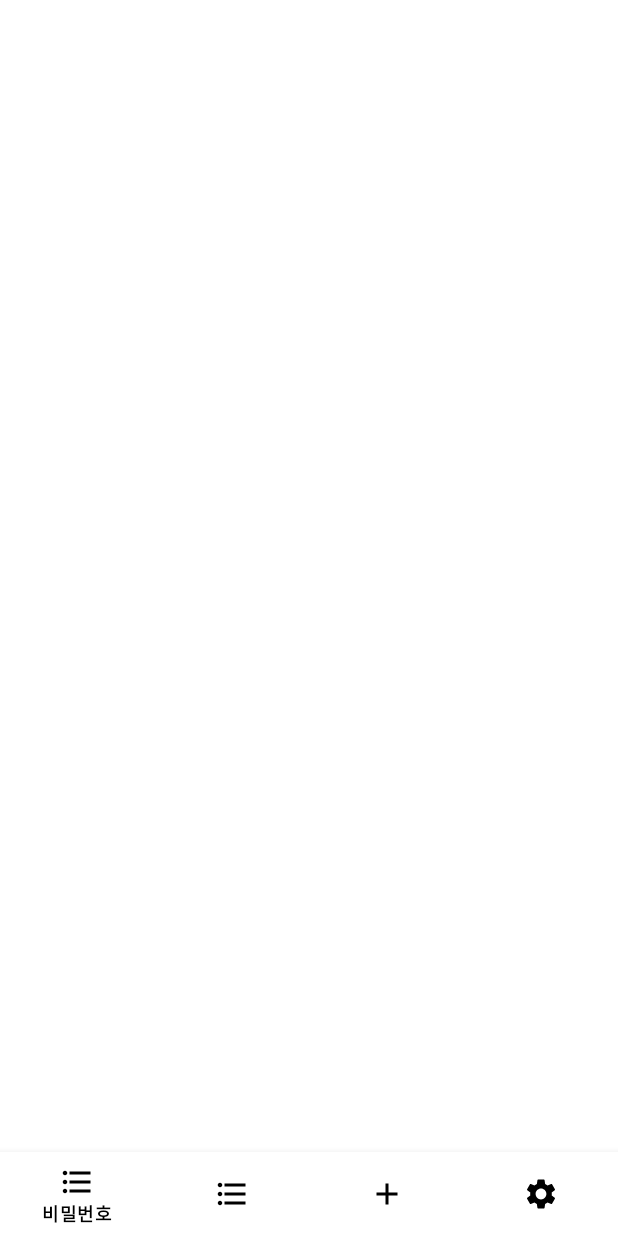
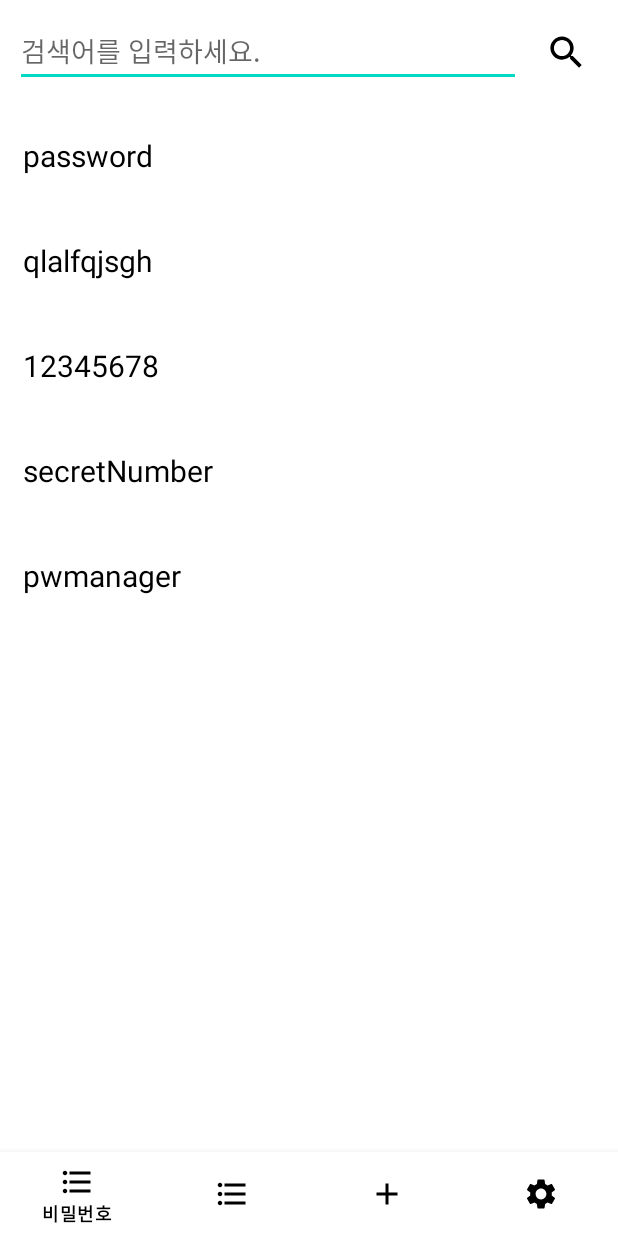
Before and after one commit to kksomi/PWManager, an Android app: the screen it shows after launch (MainActivity), on a phone screen of 412 x 824 dp. Before the commit the screen is almost empty. Run offline under Robolectric (Android 15) with nearby library versions, the phone set to English and light mode, and no system bars.

Commit message:
Password Page UI

```diff
--- a/app/src/main/java/com/example/pwmanager/MainActivity.java
+++ b/app/src/main/java/com/example/pwmanager/MainActivity.java
@@ -48,7 +48,7 @@ public class MainActivity extends AppCompatActivity {
             }
         });
 
-        activity_password = new Fragment(); //SearchAdapter 수정 필요함
+        activity_password = new PasswordFrag(); //SearchAdapter 수정 필요함
         activity_web = new WebFrag();
        activity_insert = new InsertFrag();
         activity_setting = new SettingsFrag();
--- a/app/src/main/java/com/example/pwmanager/PasswordFrag.java
+++ b/app/src/main/java/com/example/pwmanager/PasswordFrag.java
@@ -1,101 +1,57 @@
 package com.example.pwmanager;
 
-/* 수정 필요
+
+import android.os.Bundle;
+import android.util.Log;
+import android.view.LayoutInflater;
+import android.view.View;
+import android.view.ViewGroup;
+
+import androidx.annotation.NonNull;
+import androidx.annotation.Nullable;
+import androidx.fragment.app.Fragment;
+import androidx.recyclerview.widget.LinearLayoutManager;
+import androidx.recyclerview.widget.RecyclerView;
+
+import java.util.ArrayList;
+import java.util.List;
+
 public class PasswordFrag extends Fragment {
 
-   private List<String> passwordList;          // 데이터를 넣은 리스트변수
-    private ListView listView;          // 검색을 보여줄 리스트변수
-    private EditText editSearch;        // 검색어를 입력할 Input 창
-    private com.example.pwmanager.SearchAdapter adapter;      // 리스트뷰에 연결할 아답터
-    private ArrayList<String> arraylist;
+    private RecyclerAdapter adapter;
+    private RecyclerView recyclerView;
+    private List<String> list = new ArrayList<>();
 
+
+
+    @Nullable
     @Override
     public void onCreate(Bundle savedInstanceState) {
-        super.onCreate(savedInstanceState);}
+        super.onCreate(savedInstanceState);
+        settingList();
+        }
+    public View onCreateView(@NonNull LayoutInflater inflater, @Nullable ViewGroup container, @Nullable Bundle savedInstanceState) {
+        ViewGroup rootView = (ViewGroup)inflater.inflate(R.layout.activity_password, container, false);
 
 
-    @Override
-    public View onCreateView(LayoutInflater inflater, ViewGroup container, Bundle savedInstanceState){
-        View view = inflater.inflate(R.layout.activity_password, container, false);
+        recyclerView = (RecyclerView) rootView.findViewById(R.id.recyclerView);
 
-        // 검색에 사용할 데이터을 미리 저장한다.
-        settingList();
+        recyclerView.setHasFixedSize(true);
+        adapter = new RecyclerAdapter(getActivity(), list);
+        recyclerView.setLayoutManager(new LinearLayoutManager(getActivity()));
+        recyclerView.setAdapter(adapter);
 
-        editSearch = (EditText) editSearch.findViewById(R.id.editSearch);
-        listView = (ListView) listView.findViewById(R.id.passwordList);
+        Log.e("Frag", "PasswordFrag");
+        return rootView;
 
-        // 리스트를 생성한다.
-        passwordList = new ArrayList<String>();
-
-        // 리스트의 모든 데이터를 arraylist에 복사한다.// list 복사본을 만든다.
-        arraylist = new ArrayList<String>();
-        arraylist.addAll(passwordList);
-
-        // 리스트에 연동될 아답터를 생성한다.
-        adapter = new com.example.pwmanager.SearchAdapter(getActivity(), passwordList);
-
-        // 리스트뷰에 아답터를 연결한다.
-        listView.setAdapter(adapter);
-
-        // input창에 검색어를 입력시 "addTextChangedListener" 이벤트 리스너를 정의한다.
-        editSearch.addTextChangedListener(new TextWatcher() {
-            @Override
-            public void beforeTextChanged(CharSequence charSequence, int i, int i1, int i2) {
-            }
-
-            @Override
-            public void onTextChanged(CharSequence charSequence, int i, int i1, int i2) {
-
-            }
-
-            @Override
-            public void afterTextChanged(Editable editable) {
-                // input창에 문자를 입력할때마다 호출된다.
-                // search 메소드를 호출한다.
-                String text = editSearch.getText().toString();
-                search(text);
-            }
-        });
-
-
-        return view;
+    }
+    void settingList(){
+        list.add("password");
+        list.add("qlalfqjsgh");
+        list.add("12345678");
+        list.add("secretNumber");
+        list.add("pwmanager");
     }
 
 
-    // 검색을 수행하는 메소드
-    public void search(String charText) {
-
-        // 문자 입력시마다 리스트를 지우고 새로 뿌려준다.
-        passwordList.clear();
-
-        // 문자 입력이 없을때는 모든 데이터를 보여준다.
-        if (charText.length() == 0) {
-            passwordList.addAll(arraylist);
-        }
-        // 문자 입력을 할때..
-        else {
-            // 리스트의 모든 데이터를 검색한다.
-            for (int i = 0; i < arraylist.size(); i++) {
-                // arraylist의 모든 데이터에 입력받은 단어(charText)가 포함되어 있으면 true를 반환한다.
-                if (arraylist.get(i).toLowerCase().contains(charText)) {
-                    // 검색된 데이터를 리스트에 추가한다.
-                    passwordList.add(arraylist.get(i));
-                }
-            }
-        }
-        // 리스트 데이터가 변경되었으므로 아답터를 갱신하여 검색된 데이터를 화면에 보여준다.
-        adapter.notifyDataSetChanged();
-    }
-
-    // 검색에 사용될 데이터를 리스트에 추가한다.
-    private void settingList() {
-        passwordList.add("1234");
-        passwordList.add("password");
-        passwordList.add("pw1234");
-        passwordList.add("1004");
-
-    }
-
 }
-
-*/
--- /dev/null
+++ b/app/src/main/java/com/example/pwmanager/RecyclerAdapter.java
@@ -0,0 +1,71 @@
+package com.example.pwmanager;
+
+import android.content.Context;
+import android.view.LayoutInflater;
+import android.view.View;
+import android.view.ViewGroup;
+import android.widget.TextView;
+
+import androidx.annotation.NonNull;
+import androidx.recyclerview.widget.RecyclerView;
+
+import java.util.ArrayList;
+import java.util.List;
+
+public class RecyclerAdapter extends RecyclerView.Adapter<RecyclerAdapter.ItemViewHolder> {
+    // adapter에 들어갈 list 입니다.
+    private List<String> list = new ArrayList<>();
+    private Context context;
+
+    public RecyclerAdapter(Context context, List<String> list) {
+        this.context = context;
+        this.list = list;
+
+    }
+
+    @NonNull
+    @Override
+    public ItemViewHolder onCreateViewHolder(@NonNull ViewGroup parent, int viewType) {
+        // LayoutInflater를 이용하여 전 단계에서 만들었던 item.xml을 inflate 시킵니다.
+        // return 인자는 ViewHolder 입니다.
+        View view = LayoutInflater.from(parent.getContext()).inflate(R.layout.row_listview, parent, false);
+        return new ItemViewHolder(view);
+
+    }
+
+
+    @Override
+    public void onBindViewHolder(@NonNull ItemViewHolder holder, int position) {
+        // Item을 하나, 하나 보여주는(bind 되는) 함수입니다.
+
+        int itemposition = position;
+        holder.label.setText(list.get(itemposition));
+    }
+
+    @Override
+    public int getItemCount() {
+        // RecyclerView의 총 개수 입니다.
+        return list.size();
+    }
+
+    void add(String data) {
+        // 외부에서 item을 추가시킬 함수입니다.
+        list.add(data);
+    }
+
+
+    // RecyclerView의 핵심인 ViewHolder 입니다.
+    // 여기서 subView를 setting 해줍니다.
+    public class ItemViewHolder extends RecyclerView.ViewHolder {
+
+        private TextView label;
+
+        ItemViewHolder(View itemView) {
+            super(itemView);
+
+            label = (TextView)itemView.findViewById(R.id.label);
+        }
+
+
+    }
+}
--- /dev/null
+++ b/app/src/main/res/drawable/ic_baseline_search_24.xml
@@ -0,0 +1,10 @@
+<vector xmlns:android="http://schemas.android.com/apk/res/android"
+    android:width="24dp"
+    android:height="24dp"
+    android:viewportWidth="24"
+    android:viewportHeight="24"
+    android:tint="?attr/colorControlNormal">
+  <path
+      android:fillColor="@android:color/white"
+      android:pathData="M15.5,14h-0.79l-0.28,-0.27C15.41,12.59 16,11.11 16,9.5 16,5.91 13.09,3 9.5,3S3,5.91 3,9.5 5.91,16 9.5,16c1.61,0 3.09,-0.59 4.23,-1.57l0.27,0.28v0.79l5,4.99L20.49,19l-4.99,-5zM9.5,14C7.01,14 5,11.99 5,9.5S7.01,5 9.5,5 14,7.01 14,9.5 11.99,14 9.5,14z"/>
+</vector>
--- a/app/src/main/res/layout/activity_password.xml
+++ b/app/src/main/res/layout/activity_password.xml
@@ -9,23 +9,44 @@
 
     <LinearLayout
         android:layout_width="match_parent"
+        android:layout_height="wrap_content"
+        android:orientation="horizontal">
+
+        <EditText
+            android:id="@+id/editSearch"
+            android:layout_width="337dp"
+            android:layout_height="wrap_content"
+
+            android:layout_marginLeft="10dp"
+            android:layout_marginTop="10dp"
+            android:layout_marginBottom="10dp"
+            android:hint="검색어를 입력하세요." />
+
+        <Button
+            android:id="@+id/button6"
+            style="@style/Widget.AppCompat.Button.Borderless"
+            android:layout_width="52dp"
+            android:layout_height="wrap_content"
+            android:layout_marginTop="10dp"
+            android:layout_marginBottom="10dp"
+            app:backgroundTint="#FFFFFF"
+            app:icon="@drawable/ic_baseline_search_24"
+            app:iconSize="13pt"
+            app:iconTint="#000000" />
+
+
+    </LinearLayout>
+
+    <LinearLayout
+        android:layout_width="match_parent"
         android:layout_height="match_parent"
         android:orientation="vertical">
 
-        <EditText
-            android:id="@+id/editSearch"
+        <androidx.recyclerview.widget.RecyclerView
+            android:id="@+id/recyclerView"
             android:layout_width="match_parent"
-            android:layout_height="wrap_content"
-            android:hint="검색어를 입력하세요." />
+            android:layout_height="match_parent" />
 
-        <ListView
-            android:id="@+id/passwordList"
-            android:layout_width="match_parent"
-            android:layout_height="wrap_content"
-            android:divider="#999999"
-            android:dividerHeight="1dp">
-
-        </ListView>
     </LinearLayout>
 
 </LinearLayout>
--- a/app/src/main/res/layout/row_listview.xml
+++ b/app/src/main/res/layout/row_listview.xml
@@ -1,15 +1,20 @@
 <?xml version="1.0" encoding="utf-8"?>
 <LinearLayout xmlns:android="http://schemas.android.com/apk/res/android"
-    android:orientation="vertical" android:layout_width="match_parent"
-    android:layout_height="match_parent">
+    android:layout_width="match_parent"
+    android:layout_height="wrap_content"
+    android:orientation="vertical">
 
     <TextView
         android:id="@+id/label"
         android:layout_width="match_parent"
         android:layout_height="50dp"
+        android:layout_margin="10dp"
+        android:background="#FFFFFF"
+        android:cursorVisible="false"
         android:gravity="left|center_vertical"
         android:paddingLeft="5dp"
+        android:text="Password"
         android:textColor="#000000"
-        android:textSize="20dp"/>
+        android:textSize="20dp" />
 
 </LinearLayout>
```
Also changed, not shown: app/src/main/java/com/example/pwmanager/SearchAdapter.java (deleted, +0 -61 lines).
